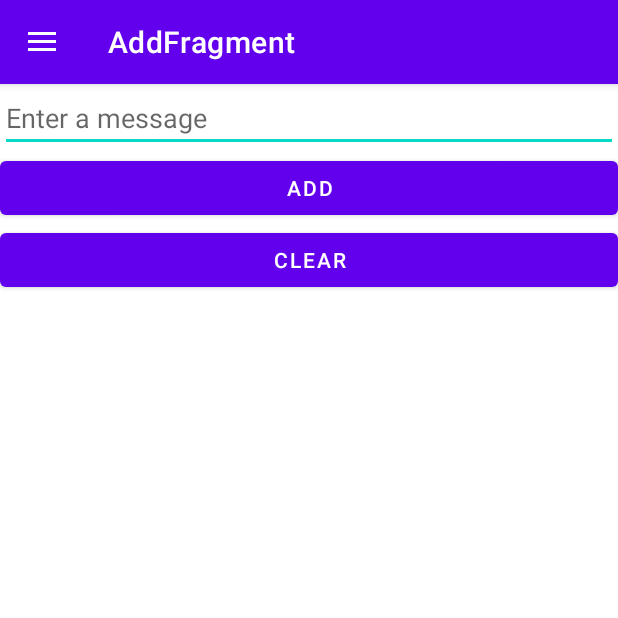
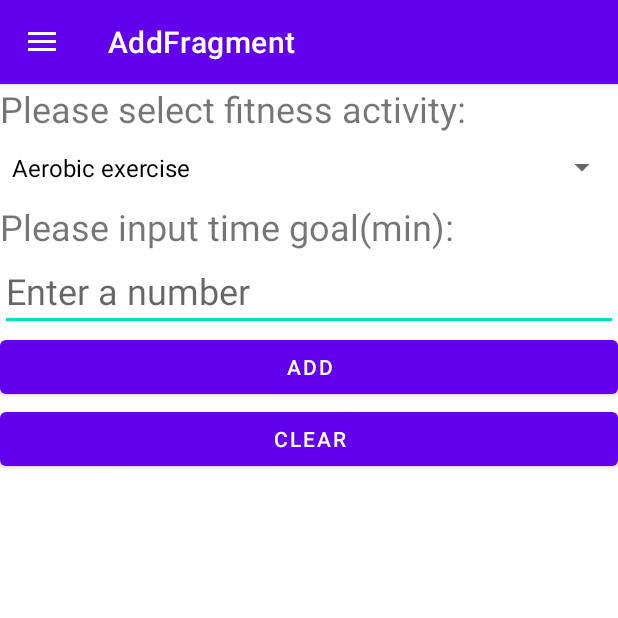
Before and after one commit to HaiWenZhou83/FIT5120, an Android app: the screen it shows after launch (MainActivity), in the side drawer, after a tap on "Add Fragment", on a phone screen of 412 x 824 dp, the top half of it. Run offline under Robolectric (Android 15) with nearby library versions, the phone set to English and light mode, and no system bars; our stand-ins replace navigation-ui.

Commit message:
add spinner in add view

```diff
--- a/app/build.gradle
+++ b/app/build.gradle
@@ -55,4 +55,7 @@ dependencies {
 
     //add Android Chart dependencies
     implementation 'com.github.PhilJay:MPAndroidChart:v3.1.0'
+
+    //add the dependency for recyclerview
+    implementation 'androidx.recyclerview:recyclerview:1.3.0'
 }
--- a/app/src/main/java/com/example/assignment3/fragment/AddFragment.java
+++ b/app/src/main/java/com/example/assignment3/fragment/AddFragment.java
@@ -4,10 +4,15 @@ import android.os.Bundle;
 import android.view.LayoutInflater;
 import android.view.View;
 import android.view.ViewGroup;
+import android.widget.AdapterView;
+import android.widget.ArrayAdapter;
+import android.widget.Spinner;
+import android.widget.Toast;
 
 import androidx.fragment.app.Fragment;
 import androidx.lifecycle.ViewModelProvider;
 
+import com.example.assignment3.R;
 import com.example.assignment3.databinding.AddFragmentBinding;
 import com.example.assignment3.viewmodel.SharedViewModel;
 
@@ -21,6 +26,28 @@ public class AddFragment extends Fragment {
         View view = addBinding.getRoot();
         SharedViewModel model = new
                 ViewModelProvider(getActivity()).get(SharedViewModel.class);
+
+//        String[] fitnessItems = {"Aerobic exercise", "Shoulder press", "Bench press"};
+        ArrayAdapter<CharSequence> adapter = ArrayAdapter.createFromResource(addBinding.fitnessName.getContext(),
+                R.array.fitnessItems, androidx.appcompat.R.layout.support_simple_spinner_dropdown_item);
+        addBinding.spinner.setAdapter(adapter);
+
+        addBinding.spinner.setOnItemSelectedListener(new AdapterView.OnItemSelectedListener() {
+            @Override
+            public void onItemSelected(AdapterView<?> parent, View view, int position, long id) {
+                Object choice = parent.getItemAtPosition(position);
+                //parent.getItemAtPosition(position);
+                Toast.makeText(addBinding.activityMain.getContext(), "your choice is "+choice,
+                        Toast.LENGTH_LONG).show();
+            }
+
+            @Override
+            public void onNothingSelected(AdapterView<?> parent) {
+
+            }
+        });
+
+
         addBinding.addButton.setOnClickListener(new View.OnClickListener() {
             @Override
             public void onClick(View v) {
--- a/app/src/main/res/layout/add_fragment.xml
+++ b/app/src/main/res/layout/add_fragment.xml
@@ -4,12 +4,33 @@
     android:layout_width="match_parent"
     android:layout_height="match_parent"
     android:orientation="vertical">
+
+    <TextView
+        android:id="@+id/fitness_name"
+        android:layout_width="wrap_content"
+        android:layout_height="wrap_content"
+        android:text="Please select fitness activity:"
+        android:textSize="24sp" />
+
+    <Spinner
+        android:id="@+id/spinner"
+        android:layout_width="match_parent"
+        android:layout_height="46dp"
+        android:textAlignment="center" />
+
+    <TextView
+        android:id="@+id/time"
+        android:layout_width="wrap_content"
+        android:layout_height="wrap_content"
+        android:text="Please input time goal(min):"
+        android:textSize="24sp" />
+
     <EditText
         android:id="@+id/editText"
         android:layout_width="match_parent"
         android:layout_height="wrap_content"
-        android:hint="Enter a message"
-        />
+        android:hint="Enter a number"
+        android:textSize="24sp" />
     <Button
         android:id="@+id/addButton"
         android:layout_width="match_parent"
@@ -21,4 +42,5 @@
         android:layout_width="match_parent"
         android:layout_height="wrap_content"
         android:text="Clear" />
+
 </LinearLayout>
--- /dev/null
+++ b/app/src/main/res/layout/ry_layout.xml
@@ -0,0 +1,6 @@
+<?xml version="1.0" encoding="utf-8"?>
+<LinearLayout xmlns:android="http://schemas.android.com/apk/res/android"
+    android:layout_width="match_parent"
+    android:layout_height="match_parent">
+
+</LinearLayout>
--- a/app/src/main/res/values/strings.xml
+++ b/app/src/main/res/values/strings.xml
@@ -1,4 +1,9 @@
 <resources>
     <string name="app_name">Assignment3</string>
     <string name="mapbox_access_token">pk.eyJ1IjoiaGFpd2VuemhvdSIsImEiOiJjbDJxZXczajkxanFmM2JrenlnY2lwbTdoIn0.fbx_rYAA-QCdKDBKFnRHZw</string>
+    <string-array name="fitnessItems">
+        <item>Aerobic exercise</item>
+        <item>Shoulder press</item>
+        <item>Bench press</item>
+    </string-array>
 </resources>
```
Also changed, not shown: app/src/main/res/layout/view_fragment.xml (+20 -1 lines).
